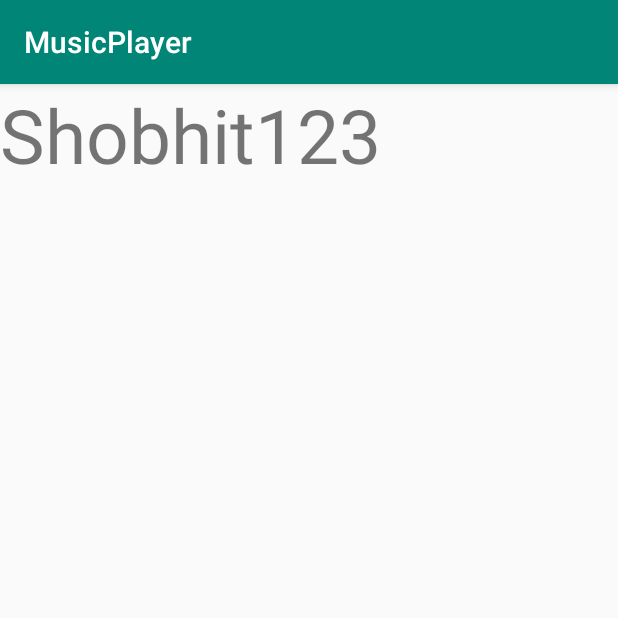
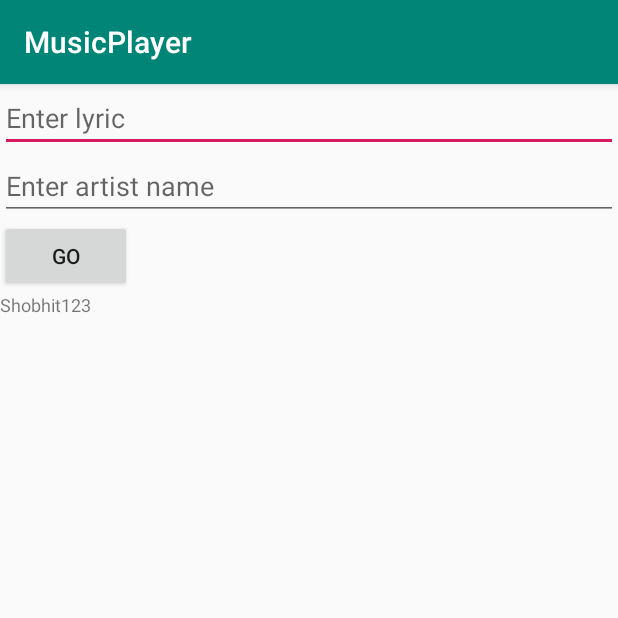
Before and after one commit to AneeshCRao/MusicPlayer_MAD, an Android app: the fragment GuessSongFragment shown on its own in the app's theme, on a phone screen of 412 x 824 dp, the top half of it. Run offline under Robolectric (Android 15) with nearby library versions, the phone set to English and light mode, and no system bars.

Commit message:
added guess basic

```diff
--- a/app/build.gradle
+++ b/app/build.gradle
@@ -26,4 +26,5 @@ dependencies {
     testImplementation 'junit:junit:4.12'
     androidTestImplementation 'com.android.support.test:runner:1.0.2'
     androidTestImplementation 'com.android.support.test.espresso:espresso-core:3.0.2'
+    implementation 'com.android.volley:volley:1.1.1'
 }
--- a/app/src/main/AndroidManifest.xml
+++ b/app/src/main/AndroidManifest.xml
@@ -1,13 +1,14 @@
 <?xml version="1.0" encoding="utf-8"?>
 <manifest xmlns:android="http://schemas.android.com/apk/res/android"
     package="com.example.musicplayer">
-
+    <uses-permission android:name="android.permission.INTERNET"/>
     <application
         android:allowBackup="true"
         android:icon="@mipmap/ic_launcher"
         android:label="@string/app_name"
         android:roundIcon="@mipmap/ic_launcher_round"
         android:supportsRtl="true"
+        android:usesCleartextTraffic="true"
         android:theme="@style/AppTheme">
         <activity
             android:name=".MainActivity"
--- a/app/src/main/java/com/example/musicplayer/GuessSongFragment.java
+++ b/app/src/main/java/com/example/musicplayer/GuessSongFragment.java
@@ -7,14 +7,34 @@ import android.support.v4.app.Fragment;
 import android.view.LayoutInflater;
 import android.view.View;
 import android.view.ViewGroup;
+import android.widget.Button;
+import android.widget.EditText;
+import android.widget.TextView;
 
-public class GuessSongFragment extends Fragment {
+public class GuessSongFragment extends Fragment implements View.OnClickListener {
     private static final String TAG = "GuessSongFragment";
-
+    TextView tv;
+    EditText ly,ar;
+    Button bt;
+    String lyric="",artist="";
     @Nullable
     @Override
     public View onCreateView(@NonNull LayoutInflater inflater, @Nullable ViewGroup container, @Nullable Bundle savedInstanceState) {
         View view = inflater.inflate(R.layout.guess_song, container, false);
+
+        tv=view.findViewById(R.id.guess_result);
+        ly=view.findViewById(R.id.guess_lyric);
+        ar=view.findViewById(R.id.guess_artist);
+        bt=view.findViewById(R.id.guess_bt);
+        bt.setOnClickListener(this);
         return view;
     }
+
+
+
+    @Override
+    public void onClick(View view) {
+        GuessSongClass gsc = new GuessSongClass();
+        gsc.getDetails(getContext(),tv,ly.getText().toString(),ar.getText().toString());
+    }
 }
--- a/app/src/main/res/layout/guess_song.xml
+++ b/app/src/main/res/layout/guess_song.xml
@@ -1,14 +1,36 @@
 <?xml version="1.0" encoding="utf-8"?>
 <LinearLayout xmlns:android="http://schemas.android.com/apk/res/android"
-    android:orientation="vertical" android:layout_width="match_parent"
+    android:orientation="vertical"
+    android:layout_width="match_parent"
     android:layout_height="match_parent">
 
+
+
+
+    <EditText
+        android:layout_width="match_parent"
+        android:layout_height="wrap_content"
+        android:hint="Enter lyric"
+        android:id="@+id/guess_lyric"/>
+
+    <EditText
+        android:layout_width="match_parent"
+        android:layout_height="wrap_content"
+        android:id="@+id/guess_artist"
+        android:hint="Enter artist name"/>
+
+    <Button
+        android:layout_width="wrap_content"
+        android:layout_height="wrap_content"
+        android:text="Go"
+        android:id="@+id/guess_bt" />
 
     <TextView
         android:layout_width="match_parent"
         android:layout_height="wrap_content"
         android:text="Shobhit123"
-        android:textSize="50dp"
+        android:textSize="12sp"
+        android:id="@+id/guess_result"
         />
 
 
```
Also changed, not shown: app/src/main/java/com/example/musicplayer/GuessSongClass.java (added, +70 -0 lines).
